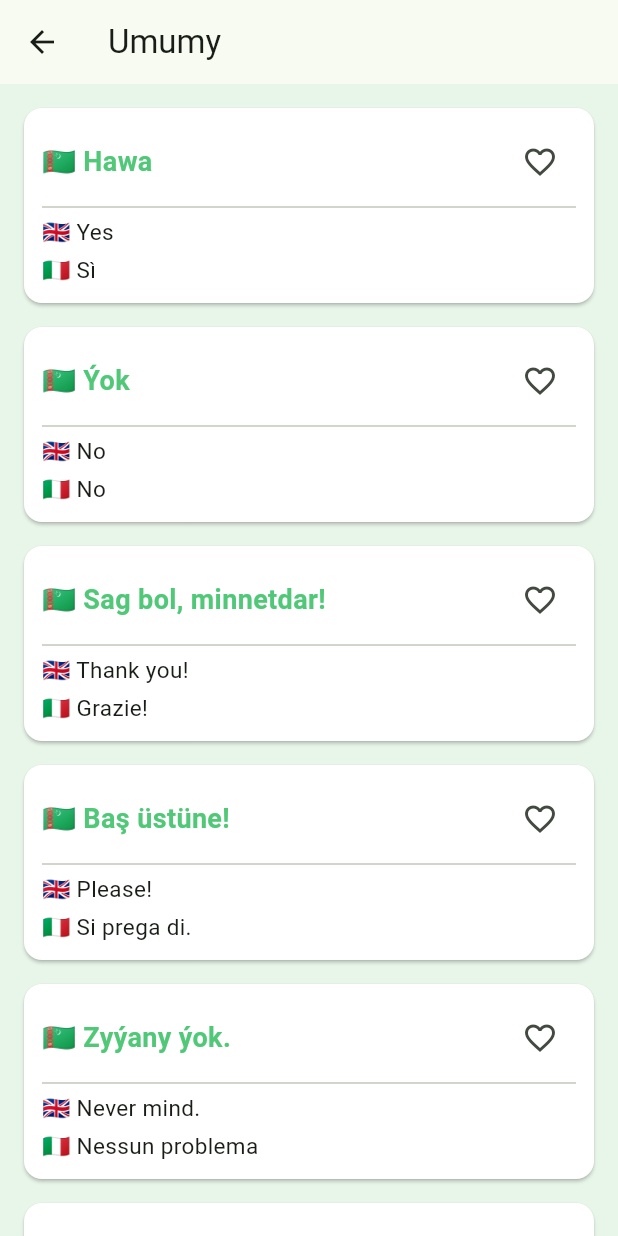
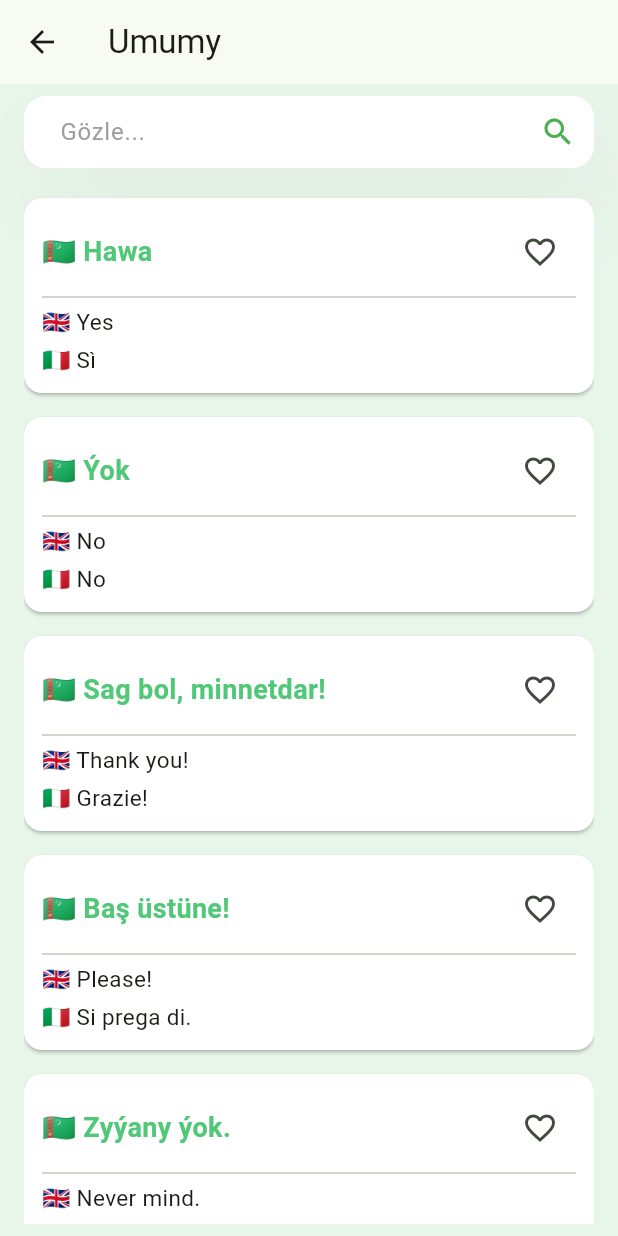
Before and after one commit to orazgulcayew/dilewar-gepleshik, a Flutter app: the screen it shows after launch, after a tap on "Umumy", on a phone screen of 412 x 824 dp. Run offline on Flutter 3.47's test engine with Material 2 defaults, Android fonts, the phone set to English and light mode, and no system bars; our stand-ins replace gap, hive, hive_flutter; accounts and stored records are empty.

Commit message:
search functionality added

```diff
--- a/lib/screen/conversation_view.dart
+++ b/lib/screen/conversation_view.dart
@@ -1,41 +1,95 @@
 import 'package:dilewar/core/string_extension.dart';
 import 'package:dilewar/main.dart';
 import 'package:dilewar/models/category.dart';
+import 'package:dilewar/models/translation.dart';
 import 'package:dilewar/widgets/translation_card.dart';
 import 'package:flutter/material.dart';
+import 'package:gap/gap.dart';
 import 'package:hive_flutter/hive_flutter.dart';
 
-class ConversationView extends StatelessWidget {
+import '../widgets/search_input.dart';
+
+class ConversationView extends StatefulWidget {
   final CategoryItem categoryItem;
   const ConversationView({super.key, required this.categoryItem});
+
+  @override
+  State<ConversationView> createState() => _ConversationViewState();
+}
+
+class _ConversationViewState extends State<ConversationView> {
+  List<Translatioin> translations = [];
+
+  @override
+  void initState() {
+    super.initState();
+
+    translations.addAll(widget.categoryItem.items);
+  }
 
   @override
   Widget build(BuildContext context) {
     return Scaffold(
       backgroundColor: Colors.green[50],
       appBar: AppBar(
-        title: Text(categoryItem.category.turkmen.capitalizeFirstLetter()),
+        title:
+            Text(widget.categoryItem.category.turkmen.capitalizeFirstLetter()),
       ),
-      body: ValueListenableBuilder(
+      body: Padding(
+        padding: const EdgeInsets.symmetric(horizontal: 16, vertical: 8),
+        child: Column(
+          children: [
+            SearchInput(
+                onChanged: (value) {
+                  filterList(value);
+                },
+                hintText: "Gözle..."),
+            const Gap(12),
+            Expanded(
+              child: ValueListenableBuilder(
                   valueListenable: box.listenable(),
                   builder: (context, value, child) {
                     return ListView.builder(
-              padding: const EdgeInsets.symmetric(horizontal: 16, vertical: 8),
-              itemCount: categoryItem.items.length,
+                      itemCount: translations.length,
                       itemBuilder: (context, index) {
-                final item = categoryItem.items[index];
+                        final item = translations[index];
                         final key = "${item.english}:${item.id}";
 
                         return TranslationCard(
                           item: item,
                           isSaved: box.containsKey(key),
                           onTap: () {
-                    box.containsKey(key) ? box.delete(key) : box.put(key, item);
+                            box.containsKey(key)
+                                ? box.delete(key)
+                                : box.put(key, item);
                           },
                         );
                       },
                     );
                   }),
+            ),
+          ],
+        ),
+      ),
     );
   }
+
+  filterList(String value) {
+    List<Translatioin> tempList = [];
+
+    if (value.isNotEmpty) {
+      for (var translation in widget.categoryItem.items) {
+        if (translation.english.toLowerCase().contains(value) ||
+            translation.turkmen.toLowerCase().contains(value) ||
+            translation.italian.toLowerCase().contains(value)) {
+          tempList.add(translation);
         }
+      }
+    } else {
+      tempList = widget.categoryItem.items;
+    }
+    setState(() {
+      translations = tempList;
+    });
+  }
+}
--- /dev/null
+++ b/lib/widgets/search_input.dart
@@ -0,0 +1,47 @@
+import 'package:flutter/material.dart';
+
+class SearchInput extends StatelessWidget {
+  final Function(String) onChanged;
+  final String hintText;
+  const SearchInput({required this.onChanged, required this.hintText, Key? key})
+      : super(key: key);
+
+  @override
+  Widget build(BuildContext context) {
+    return Container(
+      decoration: BoxDecoration(boxShadow: [
+        BoxShadow(
+            offset: const Offset(12, 26),
+            blurRadius: 50,
+            spreadRadius: 0,
+            color: Colors.grey.withOpacity(.1)),
+      ]),
+      child: TextField(
+        onChanged: onChanged,
+        decoration: InputDecoration(
+          suffixIcon: const Icon(
+            Icons.search,
+            color: Colors.green,
+          ),
+          filled: true,
+          fillColor: Colors.white,
+          hintText: hintText,
+          hintStyle: const TextStyle(color: Colors.grey),
+          contentPadding:
+              const EdgeInsets.symmetric(vertical: 10.0, horizontal: 20.0),
+          border: const OutlineInputBorder(
+            borderRadius: BorderRadius.all(Radius.circular(15.0)),
+          ),
+          enabledBorder: const OutlineInputBorder(
+            borderSide: BorderSide(color: Colors.white, width: 1.0),
+            borderRadius: BorderRadius.all(Radius.circular(15.0)),
+          ),
+          focusedBorder: const OutlineInputBorder(
+            borderSide: BorderSide(color: Colors.white, width: 2.0),
+            borderRadius: BorderRadius.all(Radius.circular(15.0)),
+          ),
+        ),
+      ),
+    );
+  }
+}
```
Lines whose indentation alone changed are shown as unchanged.
